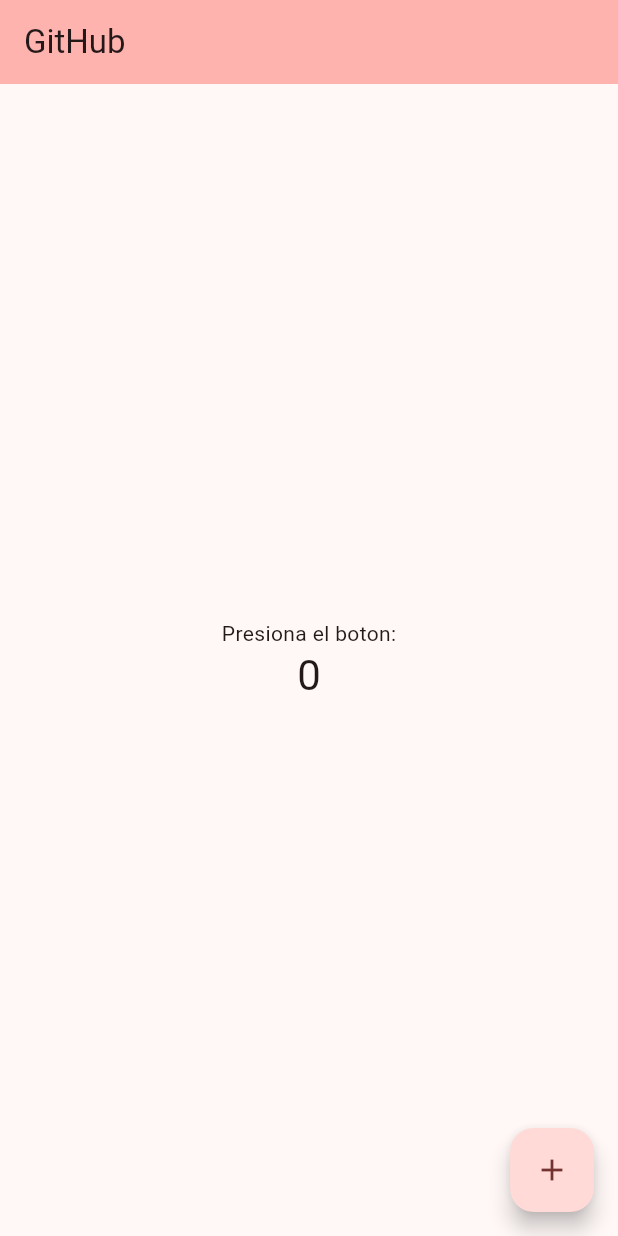
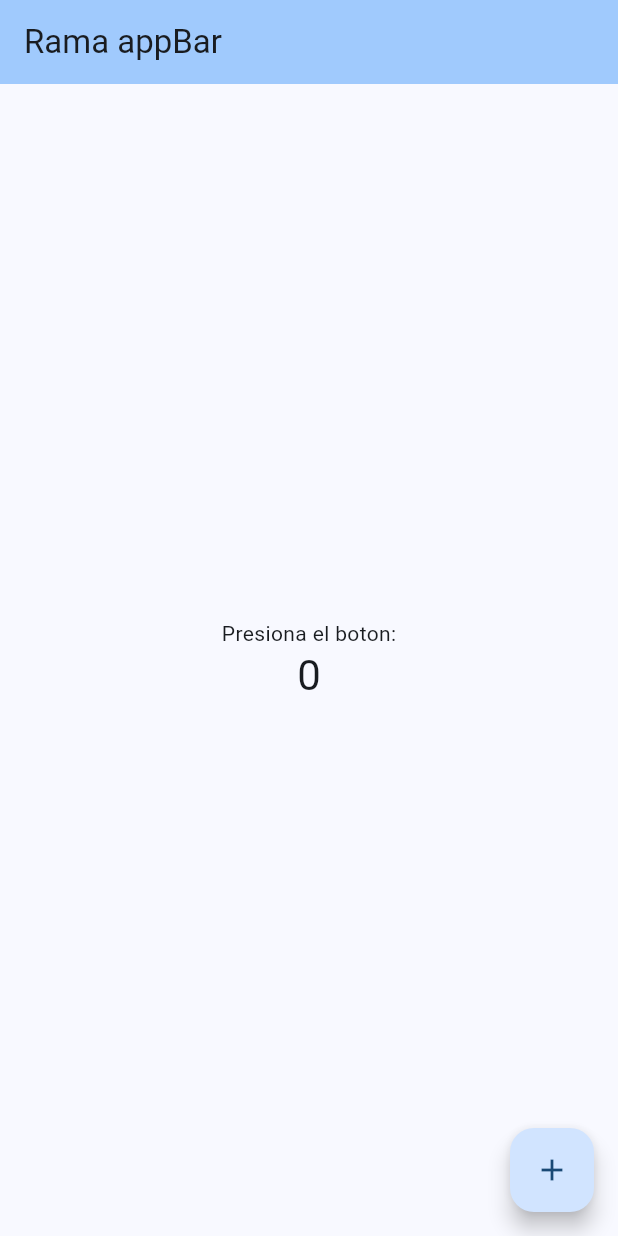
Before and after one commit to ramiro-castillo/Git_github, a Flutter app: the screen it shows after launch, on a phone screen of 412 x 824 dp. Run offline on Flutter 3.47's test engine with Material 2 defaults, Android fonts, the phone set to English and light mode, and no system bars.

Commit message:
cambios en appBar

```diff
--- a/lib/main.dart
+++ b/lib/main.dart
@@ -14,10 +14,10 @@ class MyApp extends StatelessWidget {
       title: 'Rama principal',
       theme: ThemeData(
 
-        colorScheme: ColorScheme.fromSeed(seedColor: Colors.redAccent),
+        colorScheme: ColorScheme.fromSeed(seedColor: Colors.blue),
         useMaterial3: true,
       ),
-      home: const MyHomePage(title: 'GitHub'),
+      home: const MyHomePage(title: 'Rama appBar'),
     );
   }
 }
```
